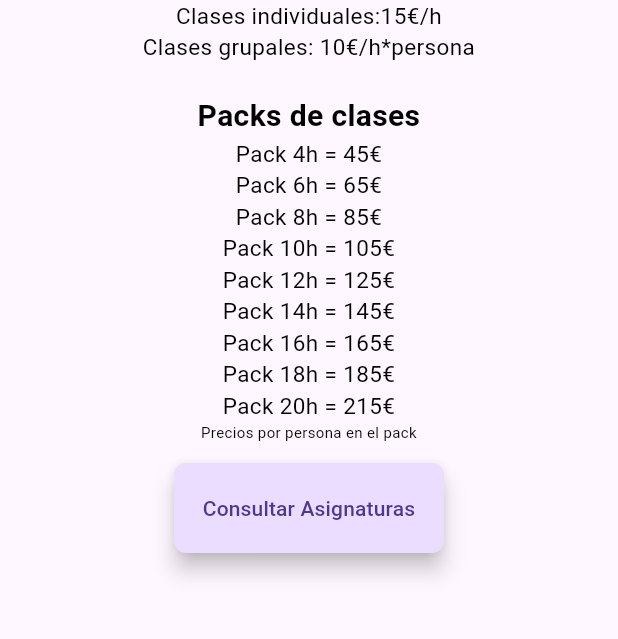
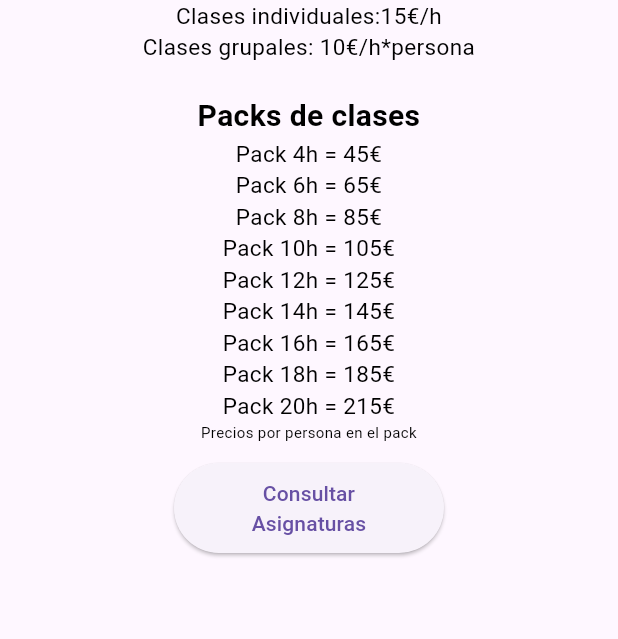
Before and after one commit to Linsoriano10/HelpingUNI, a Flutter app: the Precios screen opened directly, on a phone screen of 412 x 824 dp, the part 239-878 px from its top. Run offline on Flutter 3.47's test engine with Material 3 defaults, Android fonts, the light colour scheme and no system bars; missing offline and left inert: dart:html.

Commit message:
v4 botones

```diff
--- a/lib/pages/clases.dart
+++ b/lib/pages/clases.dart
@@ -117,7 +117,7 @@ class _PruebaState extends State<Clases> {
                       child: SizedBox(
                         width: 180, // Ancho del botón
                         height: 60, // Altura del botón
-                        child: FloatingActionButton(
+                        child: ElevatedButton(
                           onPressed: () {
                             Navigator.push(
                               context,
@@ -125,9 +125,6 @@ class _PruebaState extends State<Clases> {
                                   builder: (context) => const Precios()),
                             );
                           },
-                          shape: RoundedRectangleBorder(
-                            borderRadius: BorderRadius.circular(8),
-                          ),
                           child: const Text(
                             'Consultar nuestros precios',
                             textAlign: TextAlign.center,
--- a/lib/pages/home.dart
+++ b/lib/pages/home.dart
@@ -43,7 +43,6 @@ class MyHomePage extends StatelessWidget {
                                   builder: (context) => const Clases()),
                             );
                           },
-
                           child: const Text(
                             'Consultar Asignaturas',
                             textAlign: TextAlign.center,
--- a/lib/pages/precios.dart
+++ b/lib/pages/precios.dart
@@ -104,7 +104,7 @@ class _PruebaState extends State<Precios> {
                               child: SizedBox(
                                 width: 180, // Ancho del botón
                                 height: 60, // Altura del botón
-                        child: FloatingActionButton(
+                                child: ElevatedButton(
                                   onPressed: () {
                                     Navigator.push(
                                       context,
@@ -112,9 +112,6 @@ class _PruebaState extends State<Precios> {
                                           builder: (context) => const Clases()),
                                     );
                                   },
-                          shape: RoundedRectangleBorder(
-                            borderRadius: BorderRadius.circular(8),
-                          ),
                                   child: const Text(
                                     'Consultar Asignaturas',
                                     textAlign: TextAlign.center,
```
Also changed, not shown: lib/widgets/customAppBar.dart (+5 -3 lines), 3 other files. Lines whose indentation alone changed are shown as unchanged.
